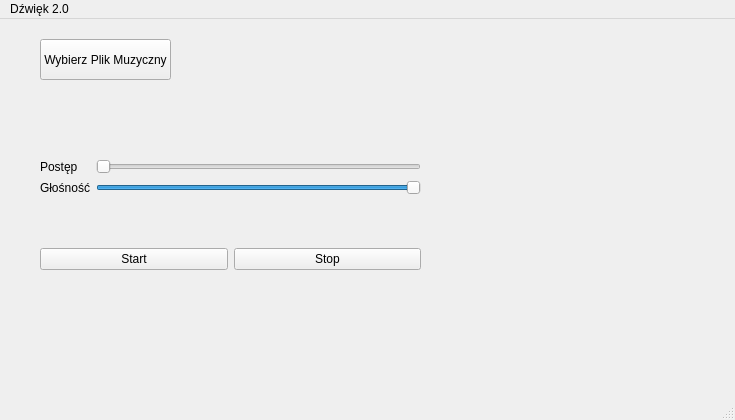
Qt form mainwindow.ui (Cyrus440/Projekt1-AplikacjaMuzyczna) before a commit.
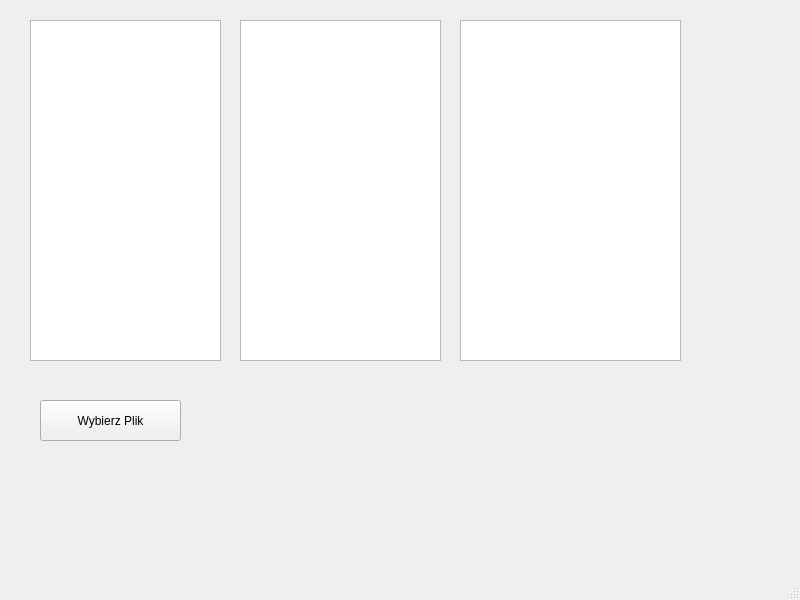
The same form after that commit.

Diff of the .ui file:
```diff
--- a/mainwindow.ui
+++ b/mainwindow.ui
@@ -6,8 +6,8 @@
    <rect>
     <x>0</x>
     <y>0</y>
-    <width>735</width>
-    <height>420</height>
+    <width>800</width>
+    <height>600</height>
    </rect>
   </property>
   <property name="windowTitle">
@@ -18,101 +18,57 @@
     <property name="geometry">
      <rect>
       <x>40</x>
-      <y>20</y>
-      <width>131</width>
+      <y>400</y>
+      <width>141</width>
       <height>41</height>
      </rect>
     </property>
     <property name="text">
-     <string>Wybierz Plik Muzyczny</string>
+     <string>Wybierz Plik</string>
     </property>
    </widget>
-   <widget class="QWidget" name="layoutWidget">
+   <widget class="QTreeView" name="treeView">
     <property name="geometry">
      <rect>
-      <x>40</x>
-      <y>140</y>
-      <width>381</width>
-      <height>111</height>
+      <x>30</x>
+      <y>20</y>
+      <width>191</width>
+      <height>341</height>
      </rect>
     </property>
-    <layout class="QVBoxLayout" name="verticalLayout">
-     <item>
-      <layout class="QFormLayout" name="formLayout">
-       <item row="0" column="0">
-        <widget class="QLabel" name="label_2">
-         <property name="text">
-          <string>Postęp</string>
-         </property>
-        </widget>
-       </item>
-       <item row="0" column="1">
-        <widget class="QSlider" name="horizontalSlider_Progress">
-         <property name="orientation">
-          <enum>Qt::Horizontal</enum>
-         </property>
-        </widget>
-       </item>
-       <item row="1" column="0">
-        <widget class="QLabel" name="label">
-         <property name="text">
-          <string>Głośność</string>
-         </property>
-        </widget>
-       </item>
-       <item row="1" column="1">
-        <widget class="QSlider" name="horizontalSlider_Volume">
-         <property name="maximum">
-          <number>100</number>
-         </property>
-         <property name="value">
-          <number>100</number>
-         </property>
-         <property name="orientation">
-          <enum>Qt::Horizontal</enum>
-         </property>
-        </widget>
-       </item>
-      </layout>
-     </item>
-     <item>
-      <layout class="QHBoxLayout" name="horizontalLayout">
-       <item>
-        <widget class="QPushButton" name="pushButton_2">
-         <property name="text">
-          <string>Start</string>
-         </property>
-        </widget>
-       </item>
-       <item>
-        <widget class="QPushButton" name="pushButton_3">
-         <property name="text">
-          <string>Stop</string>
-         </property>
-        </widget>
-       </item>
-      </layout>
-     </item>
-    </layout>
+   </widget>
+   <widget class="QListView" name="listView">
+    <property name="geometry">
+     <rect>
+      <x>240</x>
+      <y>20</y>
+      <width>201</width>
+      <height>341</height>
+     </rect>
+    </property>
+   </widget>
+   <widget class="QListView" name="listView_2">
+    <property name="geometry">
+     <rect>
+      <x>460</x>
+      <y>20</y>
+      <width>221</width>
+      <height>341</height>
+     </rect>
+    </property>
    </widget>
   </widget>
-  <widget class="QStatusBar" name="statusbar"/>
-  <widget class="QMenuBar" name="menuBar">
+  <widget class="QMenuBar" name="menubar">
    <property name="geometry">
     <rect>
      <x>0</x>
      <y>0</y>
-     <width>735</width>
+     <width>800</width>
      <height>20</height>
     </rect>
    </property>
-   <widget class="QMenu" name="menuD_wi_k_2_0">
-    <property name="title">
-     <string>Dźwięk 2.0</string>
-    </property>
-   </widget>
-   <addaction name="menuD_wi_k_2_0"/>
   </widget>
+  <widget class="QStatusBar" name="statusbar"/>
  </widget>
  <resources/>
  <connections/>
```
